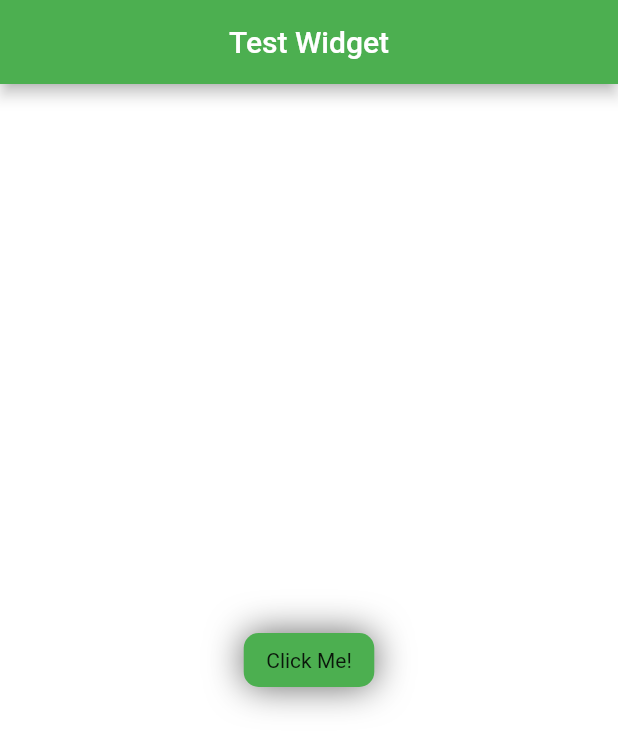
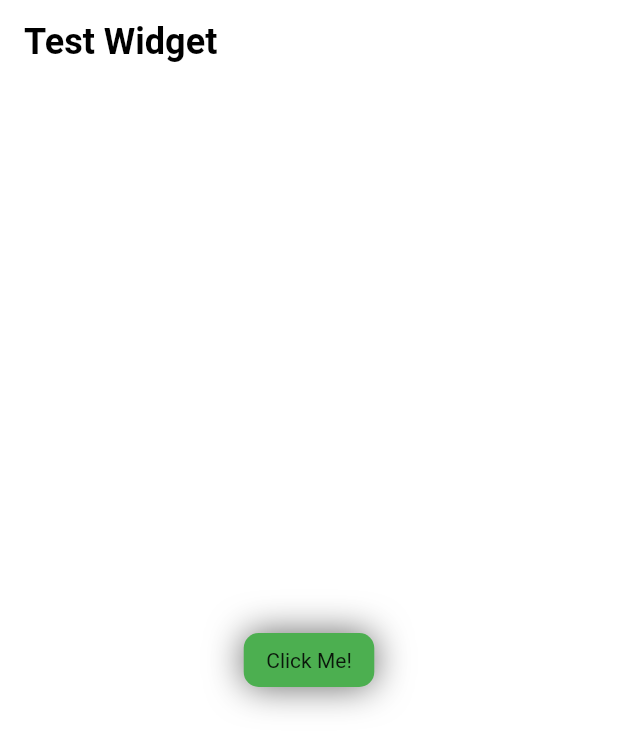
Before and after one commit to HadyMash/Releaf, a Flutter app: the screen it shows after launch, after a tap on "Click Me!", on a phone screen of 412 x 824 dp. Shown: the top 751 px of the screen. Run offline on Flutter 3.47's test engine with Material 2 defaults, Android fonts, the phone set to English and light mode, and no system bars; missing offline and left inert: dart:ffi.

Commit message:
made theme change automatically or manually; updated app_theme structure

```diff
--- a/lib/main.dart
+++ b/lib/main.dart
@@ -8,22 +8,34 @@ void main() {
       providers: [
         ChangeNotifierProvider(
           create: (_) => AppTheme(
-            light: ThemeBase(
-              primary: Colors.green,
-              secondary: Colors.lightGreen[400],
-              accent: Colors.greenAccent,
+            light: ThemeData(
+              brightness: Brightness.light,
+              primaryColor: Colors.green,
+              accentColor: Colors.greenAccent,
               backgroundColor: Colors.white,
-              heading: TextStyle(),
-              body: TextStyle(),
+              appBarTheme: AppBarTheme(
+                brightness: Brightness.light,
+                backgroundColor: Colors.white.withAlpha(0),
+                elevation: 0,
+                centerTitle: false,
+                titleTextStyle: TextStyle(
+                  color: Colors.black,
+                ),
+              ),
+              textTheme: TextTheme(
+                headline6: TextStyle(
+                  color: Colors.black,
+                  fontWeight: FontWeight.bold,
+                  fontSize: 24,
+                ),
+                subtitle1: TextStyle(),
+                subtitle2: TextStyle(),
+                bodyText1: TextStyle(),
+                bodyText2: TextStyle(),
+                button: TextStyle(),
+              ),
             ),
-            dark: ThemeBase(
-              primary: Colors.green,
-              secondary: Colors.lightGreen[400],
-              accent: Colors.greenAccent,
-              backgroundColor: Colors.grey[850],
-              heading: TextStyle(),
-              body: TextStyle(),
-            ),
+            dark: ThemeData(),
           ),
           lazy: false,
         ),
@@ -43,9 +55,10 @@ class ThemedApp extends StatelessWidget {
 
     return MaterialApp(
       home: TestWidget(),
-      theme: theme.getLightTheme(),
-      darkTheme: theme.getDarkTheme(),
-      themeMode: autoTheme ? ThemeMode.system : null,
+      theme: theme.light,
+      darkTheme: theme.dark,
+      themeMode: theme.themeMode,
+      // themeMode: autoTheme ? ThemeMode.system : null
     );
   }
 }
--- a/lib/shared/const/app_theme.dart
+++ b/lib/shared/const/app_theme.dart
@@ -5,70 +5,25 @@ import 'package:flutter/cupertino.dart';
 import 'package:flutter/foundation.dart';
 import 'package:provider/provider.dart';
 
-class ThemeBase {
-  Color? primary;
-  Color? secondary;
-  Color? accent;
-  Color? backgroundColor;
-  TextStyle heading;
-  TextStyle body;
-  // AppBarTheme appBarTheme; // TODO implement app bar theme
-
-  ThemeBase({
-    required this.primary,
-    required this.secondary,
-    required this.accent,
-    required this.backgroundColor,
-    required this.heading,
-    required this.body,
-  });
-}
-
 class AppTheme with ChangeNotifier {
-  late ThemeBase current;
-  ThemeBase light;
-  ThemeBase dark;
+  ThemeData light;
+  ThemeData dark;
+  late ThemeMode themeMode;
 
   AppTheme({
     required this.light,
     required this.dark,
   }) {
-    current = light;
-    _light = ThemeData(
-      brightness: Brightness.light,
-      primaryColor: light.primary,
-      backgroundColor: light.backgroundColor,
-      accentColor: light.accent,
-    );
-    _dark = ThemeData(
-      brightness: Brightness.dark,
-      primaryColor: dark.primary,
-      backgroundColor: Colors.grey[850],
-      accentColor: dark.accent,
-    );
-    _currentThemeData = _light;
+    themeMode = ThemeMode.system;
   }
 
-  ThemeData _currentThemeData = ThemeData();
-  ThemeData _light = ThemeData();
-  ThemeData _dark = ThemeData();
-
-  getThemeData() => _currentThemeData;
-  getLightTheme() => _light;
-  getDarkTheme() => _dark;
-  setThemeData(bool light) {
-    _currentThemeData = light ? _light : _dark;
-    notifyListeners();
-  }
-
-  // TODO Make colour animate
   void toggleTheme() {
-    if (current == light) {
-      current = dark;
-      setThemeData(false);
-    } else if (current == dark) {
-      current = light;
-      setThemeData(true);
+    if (themeMode == ThemeMode.light) {
+      themeMode = ThemeMode.dark;
+    } else if (themeMode == ThemeMode.dark) {
+      themeMode = ThemeMode.light;
+    } else if (themeMode == ThemeMode.system) {
+      themeMode = ThemeMode.light;
     }
     notifyListeners();
   }
@@ -82,8 +37,10 @@ class TestWidget extends StatelessWidget {
     return Scaffold(
       backgroundColor: Theme.of(context).backgroundColor,
       appBar: AppBar(
-        title: Text('Test Widget'),
-        centerTitle: true,
+        title: Text(
+          'Test Widget',
+          style: Theme.of(context).textTheme.headline6,
+        ),
       ),
       body: Center(
         child: ThemedButton(
@@ -92,7 +49,7 @@ class TestWidget extends StatelessWidget {
             print(Theme.of(context).brightness);
           },
           text: Text('Click Me!'),
-          color: theme.current.primary,
+          color: Theme.of(context).primaryColor,
           shadowColor: Colors.black.withOpacity(0.6),
           pressedShadowColor: Colors.greenAccent,
           shadowBlurRadius: 20,
```
